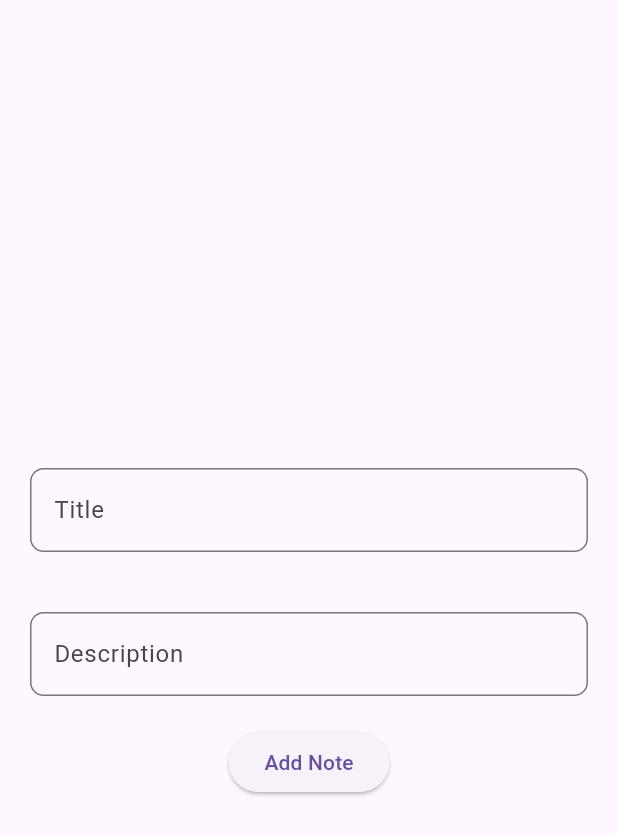
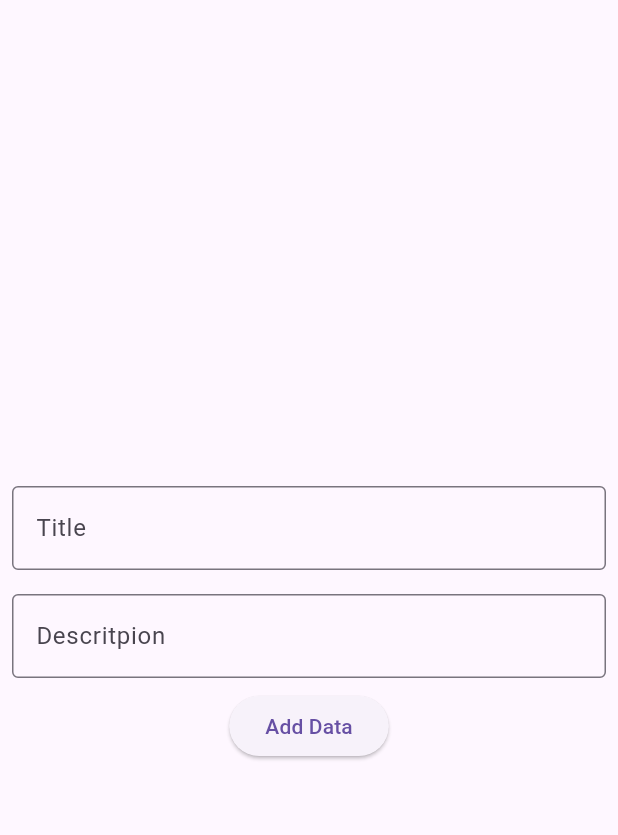
Before and after one commit to RohitGiri420/Cubit--Note_App, a Flutter app: the screen it shows after launch, after a tap on the "add" icon, on a phone screen of 412 x 824 dp. Shown: the top 835 px of the screen. Run offline on Flutter 3.47's test engine with Material 3 defaults, Android fonts, the phone set to English and light mode, and no system bars; our stand-ins replace sqflite; accounts and stored records are empty.

Commit message:
Ui, database,Model, is created

```diff
--- a/lib/DataBase/DbHelper.dart
+++ /dev/null
@@ -1,58 +0,0 @@
-
-import 'dart:io';
-
-import 'package:cubit_note_app/Models/NoteModel.dart';
-import 'package:path_provider/path_provider.dart';
-import 'package:sqflite/sqflite.dart';
-import 'package:path/path.dart';
-
-class DbHelper{
-  static String TABLENAME="NoteTable";
-  static String NOTEID="NoteId";
-  static String NOTETITLE="TITLE";
-  static String NOTEDESC="Description";
-
-  Database? _database;
-
-
-  Future<Database>getDb() async{
-    if(_database!=null){
-      return _database!;
-    }
-    else{
-      Directory directory = await getApplicationDocumentsDirectory();
-      var path = join(directory.path,"NoteDb.db");
-      return openDatabase(path,version: 1,onCreate: (db, version) {
-        db.execute("CREATE TABLE $TABLENAME($NOTEID INTEGER PRIMARY KEY AUTOINCREMENT, $NOTETITLE TEXT, $NOTEDESC TEXT)");
-      },);
-    }
-  }
-
-  Future<void> addData(NoteModel noteModel)async{
-    var db =await getDb();
-  await db.insert(TABLENAME,noteModel.toMap());
-
-  }
-
-  Future<List<NoteModel>> FetchData() async{
-    var db = await getDb();
-    List<Map<String, dynamic>> data = await db.query(TABLENAME);
-    List<NoteModel> arrlist=[];
-
-    for(Map<String,dynamic>eachdata in data){
-      NoteModel notes = NoteModel.fromMap(eachdata);
-      arrlist.add(notes);
-    }
-    return arrlist;
-  }
-
-  Future UpdateData(NoteModel noteModel) async{
-    var db = await getDb();
-    await db.update(TABLENAME, noteModel.toMap(),where: "$NOTEID = ${noteModel.Id}");
-  }
-
-  Future DeleteData(int id) async{
-    var db = await getDb();
-    await db.delete(TABLENAME,where: "$NOTEID=?",whereArgs: [id.toString()]);
-  }
-}
--- a/lib/Models/NoteModel.dart
+++ /dev/null
@@ -1,21 +0,0 @@
-import 'package:cubit_note_app/DataBase/DbHelper.dart';
-
-class NoteModel{
-  int? Id;
-  String title;
-  String description;
-
-  NoteModel({required this.title,required this.description,this.Id});
-
-  factory NoteModel.fromMap(Map<String,dynamic>map){
-    return NoteModel(title: map[DbHelper.NOTETITLE], description: map[DbHelper.NOTEDESC],Id: map[DbHelper.NOTEID]);
-  }
-
-  Map<String,dynamic>toMap(){
-    return{
-      DbHelper.NOTEID:Id,
-      DbHelper.NOTETITLE:title,
-      DbHelper.NOTEDESC:description,
-    };
-  }
-}
--- /dev/null
+++ b/lib/Screens/AddData.dart
@@ -0,0 +1,37 @@
+import 'package:cubit_note_app/Model/NoteModel.dart';
+import 'package:cubit_note_app/provider/NoteProvider.dart';
+import 'package:cubit_note_app/widget/UiHelper.dart';
+import 'package:flutter/cupertino.dart';
+import 'package:flutter/material.dart';
+import 'package:provider/provider.dart';
+
+class AddData extends StatefulWidget {
+  const AddData({super.key});
+
+  @override
+  State<AddData> createState() => _AddDataState();
+}
+
+class _AddDataState extends State<AddData> {
+  TextEditingController titlecontroller = TextEditingController();
+  TextEditingController desccontroller = TextEditingController();
+  UiHelper ui = UiHelper();
+  @override
+  Widget build(BuildContext context) {
+    return Scaffold(
+
+      body: Column(
+        mainAxisAlignment: MainAxisAlignment.center,
+        children: [
+          ui.CostumTextField(titlecontroller, "Title"),
+          ui.CostumTextField(desccontroller, "Descritpion"),
+          ElevatedButton(onPressed: (){
+          //Code here............................................................
+            Navigator.pop(context);
+          }, child: Text("Add Data"))
+
+        ],
+      ),
+    );
+  }
+}
--- a/lib/Screens/AddDataScreen.dart
+++ /dev/null
@@ -1,36 +0,0 @@
-import 'package:cubit_note_app/Models/NoteModel.dart';
-import 'package:cubit_note_app/Widget/UiHelper.dart';
-import 'package:cubit_note_app/provider/noteProvider.dart';
-import 'package:flutter/material.dart';
-import 'package:flutter_bloc/flutter_bloc.dart';
-
-class AddNote extends StatefulWidget {
-  const AddNote({super.key});
-
-  @override
-  State<AddNote> createState() => _AddNoteState();
-}
-
-class _AddNoteState extends State<AddNote> {
-
-  TextEditingController titleController = TextEditingController();
-  TextEditingController descController = TextEditingController();
-  @override
-  Widget build(BuildContext context) {
-    return Scaffold(
-      body: Column(
-        mainAxisAlignment: MainAxisAlignment.center,
-        children: [
-          UiHelper.CustomTextFiled(titleController, "Title"),
-          UiHelper.CustomTextFiled(descController, "Description"),
-          ElevatedButton(onPressed: () {
-            String title = titleController.text.toString();
-            String desc = descController.text.toString();
-            context.read<NoteProvider>().addData(NoteModel(title: title, description: desc));
-            Navigator.pop(context);
-          }, child: Text("Add Note"))
-        ],
-      ),
-    );
-  }
-}
--- /dev/null
+++ b/lib/Screens/HomePage.dart
@@ -0,0 +1,41 @@
+import 'dart:developer';
+import 'package:cubit_note_app/Screens/AddData.dart';
+import 'package:cubit_note_app/Screens/UpdateData.dart';
+import 'package:flutter/cupertino.dart';
+import 'package:flutter/material.dart';
+
+class HomePage extends StatefulWidget {
+  const HomePage({super.key});
+
+  @override
+  State<HomePage> createState() => _HomePageState();
+}
+
+class _HomePageState extends State<HomePage> {
+  @override
+  Widget build(BuildContext context) {
+    return Scaffold(
+      appBar: AppBar(),
+
+      body:ListView.builder(itemBuilder: (context, index) {
+            return ListTile(
+              trailing: IconButton(onPressed: (){
+
+              },
+              icon: Icon(Icons.delete),),
+              title: Text(""),
+              subtitle: Text(""),
+              leading: IconButton(onPressed: (){
+                Navigator.push(context, MaterialPageRoute(builder: (context) => UpdateData(id: 2),));
+              }, icon: Icon(Icons.edit),),
+            );
+          },
+            itemCount: 2,),
+
+      floatingActionButton: FloatingActionButton(onPressed: (){
+        Navigator.push(context, MaterialPageRoute(builder: (context) => AddData(),));
+      },
+      child: Icon(Icons.add),),
+    );
+  }
+}
--- a/lib/Screens/NoteScreen.dart
+++ /dev/null
@@ -1,67 +0,0 @@
-import 'dart:developer';
-
-import 'package:cubit_note_app/Screens/AddDataScreen.dart';
-import 'package:flutter/material.dart';
-import 'package:provider/provider.dart';
-
-import '../Models/NoteModel.dart';
-import '../Widget/UiHelper.dart';
-import '../provider/noteProvider.dart';
-
-
-class NotesScreen extends StatefulWidget {
-  const NotesScreen({super.key});
-
-  @override
-  State<NotesScreen> createState() => _NotesScreenState();
-}
-
-class _NotesScreenState extends State<NotesScreen> {
-  TextEditingController updatedtitleController = TextEditingController();
-  TextEditingController updateddescController = TextEditingController();
-
-  UiHelper ui = UiHelper();
-
-  @override
-  Widget build(BuildContext context) {
-    return Scaffold(
-      //BODY....................................................................
-      body: Padding(
-        padding: const EdgeInsets.all(12),
-        child: Consumer<NoteProvider>(
-          builder: (_, value, __) {
-            return ListView.builder(
-                itemBuilder: (context, index) {
-                  var curntNotes = value.getNotes()[index];
-                  return Card(
-                    child: ListTile(
-                      leading:Text(index.toString()),
-                      title: Text("${curntNotes.title}"),
-                      subtitle: Text("${curntNotes.description}"),
-                    ),
-                  );
-                },
-              itemCount: value.getNotes().length,
-
-            );
-          },
-        ),
-      ),
-
-      floatingActionButton: FloatingActionButton(
-        onPressed: () {
-          Navigator.push(
-              context,
-              MaterialPageRoute(
-                builder: (context) => AddNote(),
-              ));
-        },
-        child: Icon(
-          Icons.add,
-          size: 32,
-        ),
-        shape: OutlineInputBorder(borderRadius: BorderRadius.circular(30)),
-      ),
-    );
-  }
-}
--- a/lib/Screens/UpdateDataScreen.dart
+++ /dev/null
@@ -1,30 +0,0 @@
-import 'package:cubit_note_app/Widget/UiHelper.dart';
-import 'package:flutter/material.dart';
-
-class AddNote extends StatefulWidget {
-  const AddNote({super.key});
-
-  @override
-  State<AddNote> createState() => _AddNoteState();
-}
-
-class _AddNoteState extends State<AddNote> {
-
-  TextEditingController updatedTitleController = TextEditingController();
-  TextEditingController updatedDescController = TextEditingController();
-  @override
-  Widget build(BuildContext context) {
-    return Scaffold(
-      body: Column(
-        mainAxisAlignment: MainAxisAlignment.center,
-        children: [
-          UiHelper.CustomTextFiled(updatedTitleController, "Title"),
-          UiHelper.CustomTextFiled(updatedDescController, "Description"),
-          ElevatedButton(onPressed: (){
-            Navigator.pop(context);
-          }, child: Text("Update Note"))
-        ],
-      ),
-    );
-  }
-}
--- a/lib/Widget/UiHelper.dart
+++ /dev/null
@@ -1,21 +0,0 @@
-import 'package:flutter/material.dart';
-
-class UiHelper {
-
-  static CustomTextFiled(TextEditingController controller,String text){
-    return Padding(
-      padding: const EdgeInsets.all(20),
-      child: TextField(
-        controller: controller,
-        decoration: InputDecoration(
-          label: Text(text),
-          border: OutlineInputBorder(
-            borderRadius: BorderRadius.circular(9)
-          ),
-
-        ),
-      ),
-    );
-  }
-
-}
--- a/lib/main.dart
+++ b/lib/main.dart
@@ -1,9 +1,9 @@
 
-import 'package:cubit_note_app/provider/noteProvider.dart';
+
+import 'package:cubit_note_app/Screens/HomePage.dart';
 import 'package:flutter/cupertino.dart';
 import 'package:flutter/material.dart';
-import 'package:provider/provider.dart';
-import 'Screens/NoteScreen.dart';
+
 
 void main(){
   runApp(MyApp());
@@ -12,12 +12,9 @@ void main(){
 class MyApp extends StatelessWidget{
   @override
   Widget build(BuildContext context) {
-    return ChangeNotifierProvider(
-      create: (context) => NoteProvider(),
-      builder: (context, child) => MaterialApp(
-        debugShowCheckedModeBanner: false,
-        home: NotesScreen(),
-      ),
-    );
+    return MaterialApp(
+            debugShowCheckedModeBanner: false,
+            home: HomePage(),
+          );
   }
 }
--- a/lib/provider/noteProvider.dart
+++ /dev/null
@@ -1,46 +0,0 @@
-import 'package:flutter/cupertino.dart';
-
-import '../DataBase/DbHelper.dart';
-import '../Models/NoteModel.dart';
-
-class NoteProvider extends ChangeNotifier{
-  DbHelper db =DbHelper();
-  List<NoteModel> arrlist=[];
-
-
-
-
-  // updateData(NoteModel notesModel)async{
-  //   var check = await db.UpdateData(notesModel);
-  //   if(check){
-  //     arrlist = await db.FetchData();
-  //     notifyListeners();
-  //   }
-  // }
-
-  fetchData() async {
-    arrlist = await db.FetchData();
-    notifyListeners();
-  }
-
-
-  List<NoteModel> getNotes(){
-    fetchData();
-    return arrlist;
-  }
-
-  addData(NoteModel notesModel) async {
-    await db.addData(notesModel);
-
-    arrlist = await db.FetchData();
-    notifyListeners();
-
-  }
-
-
-  // deleteData(int Id) async{
-  //   db.deleteNote(Id);
-  //   arrlist =await db.FetchData();
-  //   notifyListeners();
-  // }
-}
--- /dev/null
+++ b/lib/widget/UiHelper.dart
@@ -0,0 +1,17 @@
+import 'package:flutter/material.dart';
+
+class UiHelper{
+
+  CostumTextField(TextEditingController controller,String text){
+    return Padding(
+      padding: const EdgeInsets.all(8.0),
+      child: TextField(
+        controller: controller,
+        decoration: InputDecoration(
+          label: Text(text),
+          border: OutlineInputBorder()
+        ),
+      ),
+    );
+  }
+}
```
Also changed, not shown: lib/DbHelper.dart (added, +68 -0 lines), lib/Model/NoteModel.dart (added, +22 -0 lines), lib/Screens/UpdateData.dart (added, +36 -0 lines).
